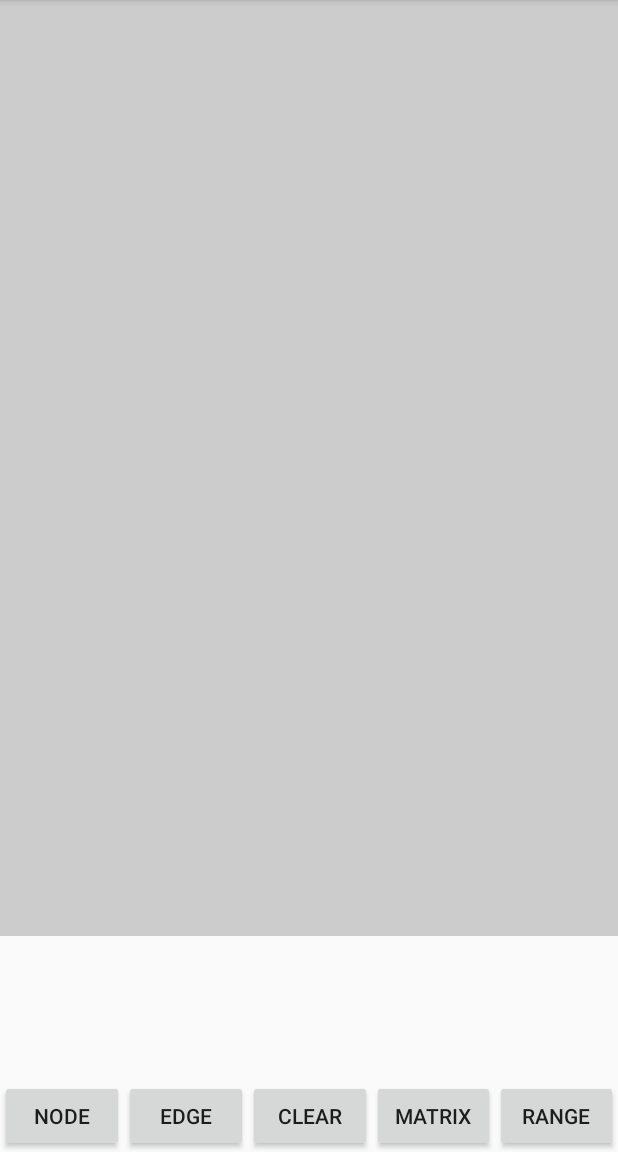
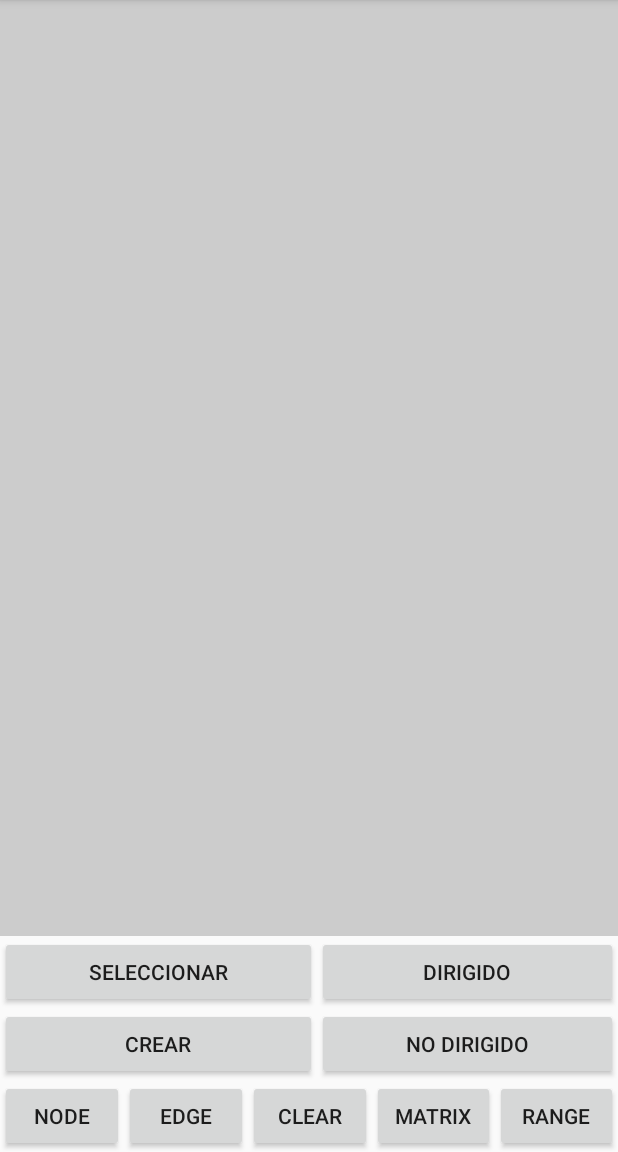
Before and after one commit to FabriiB/Graffs, an Android app: the screen it shows after launch (MainActivity), on a phone screen of 412 x 824 dp, the part 84-1236 px from its top. Run offline under Robolectric (Android 15) with nearby library versions, the phone set to English and light mode, and no system bars.

Commit message:
UI MEJORADO
Agregar botones

```diff
--- a/app/src/main/res/layout/activity_main.xml
+++ b/app/src/main/res/layout/activity_main.xml
@@ -16,25 +16,56 @@
         android:background="@android:color/white"
         android:layout_weight="10"/>
 
+
+    <LinearLayout
+        android:layout_width="match_parent"
+        android:layout_height="wrap_content"
+        android:orientation="horizontal"
+        android:weightSum="2">
+
+        <LinearLayout
+            android:layout_width="wrap_content"
+            android:layout_height="wrap_content"
+            android:orientation="vertical"
+            android:layout_weight="1">
             <Button
                 android:id="@+id/bt6"
                 android:layout_width="match_parent"
                 android:layout_height="wrap_content"
-        android:onClick="buttonDirigido"
-        android:text="Dirigido"
-        android:visibility="invisible" />
-
+                android:onClick="buttonSelect"
+                android:text="Seleccionar" />
             <Button
                 android:id="@+id/bt7"
                 android:layout_width="match_parent"
                 android:layout_height="wrap_content"
+                android:onClick="buttonCreate"
+                android:text="Crear" />
+        </LinearLayout>
+
+        <LinearLayout
+            android:layout_width="wrap_content"
+            android:layout_height="wrap_content"
+            android:orientation="vertical"
+            android:layout_weight="1">
+            <Button
+                android:id="@+id/bt8"
+                android:layout_width="match_parent"
+                android:layout_height="wrap_content"
+                android:onClick="buttonDirigido"
+                android:text="Dirigido" />
+
+            <Button
+                android:id="@+id/bt9"
+                android:layout_width="match_parent"
+                android:layout_height="wrap_content"
                 android:onClick="buttonNoDirigido"
-        android:text="No Dirigido"
-        android:visibility="invisible" />
+                android:text="No dirigido" />
+        </LinearLayout>
+    </LinearLayout>
 
     <LinearLayout
         android:id="@+id/child"
-        android:layout_width="match_parent"
+        android:layout_width="wrap_content"
         android:layout_height="wrap_content"
         android:gravity="bottom"
         android:layout_weight="1"
@@ -81,7 +112,4 @@
             android:onClick="buttonRange"
             android:text="Range" />
     </LinearLayout>
-
-
-
 </LinearLayout>
```
Lines whose indentation alone changed are shown as unchanged.
